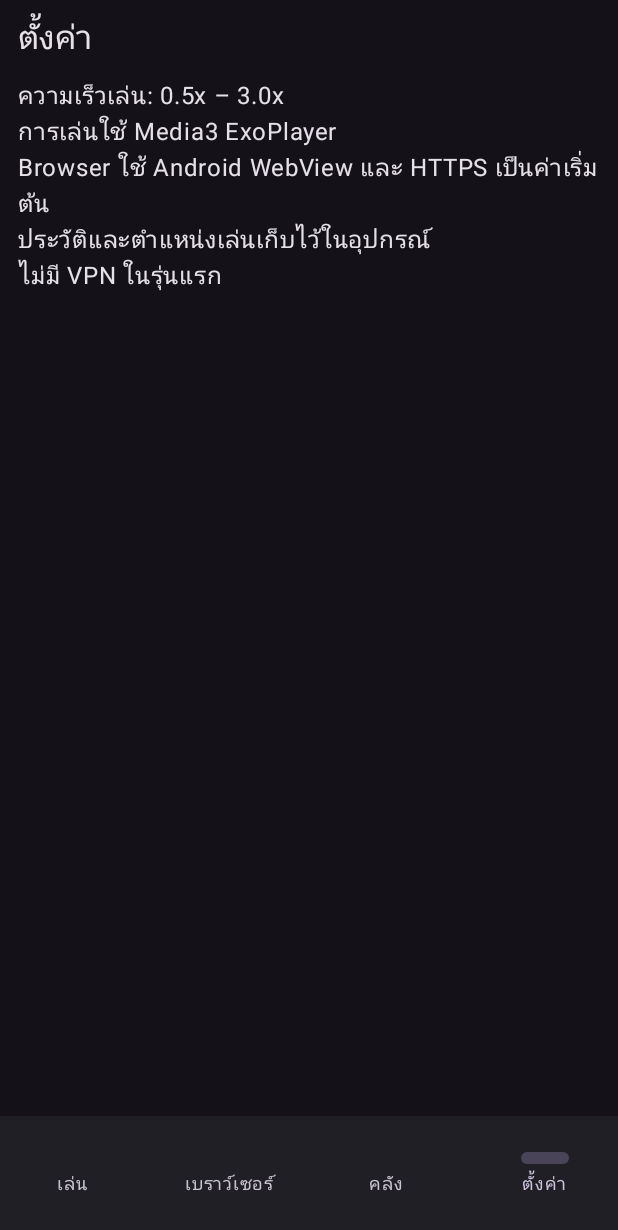
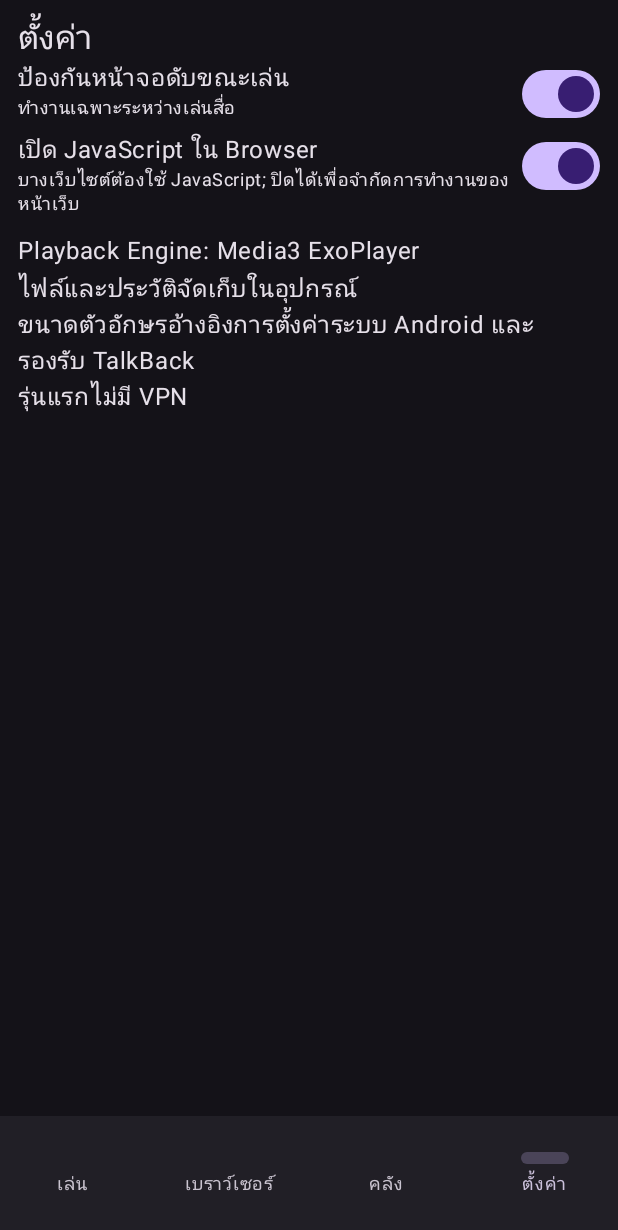
Before and after one commit to preechaphukthaisong65-arch/universal-video-player, an Android app built with Jetpack Compose: the screen it shows after launch (MainActivity), item 4 of the bottom bar chosen, on a phone screen of 412 x 824 dp. Shown: the top 1230 px of the screen. Run offline under Robolectric (Android 15) with nearby library versions, the phone set to English and light mode, and no system bars; our stand-ins replace Room's generated code; 4 statements that could not run were skipped.

Commit message:
feat(settings): persist playback and browser preferences

```diff
--- /dev/null
+++ b/app/src/main/kotlin/com/preechaphukthaisong65/universalvideoplayer/AppSettingsRepository.kt
@@ -0,0 +1,26 @@
+package com.preechaphukthaisong65.universalvideoplayer
+
+import android.content.Context
+
+/** Stores only local playback/browser preferences. No preference is uploaded. */
+class AppSettingsRepository(context: Context) {
+    private val preferences = context.applicationContext
+        .getSharedPreferences("universal-player-settings", Context.MODE_PRIVATE)
+
+    fun keepScreenAwake(): Boolean = preferences.getBoolean(KEY_KEEP_SCREEN_AWAKE, true)
+
+    fun setKeepScreenAwake(enabled: Boolean) {
+        preferences.edit().putBoolean(KEY_KEEP_SCREEN_AWAKE, enabled).apply()
+    }
+
+    fun browserJavaScriptEnabled(): Boolean = preferences.getBoolean(KEY_BROWSER_JAVASCRIPT, true)
+
+    fun setBrowserJavaScriptEnabled(enabled: Boolean) {
+        preferences.edit().putBoolean(KEY_BROWSER_JAVASCRIPT, enabled).apply()
+    }
+
+    private companion object {
+        const val KEY_KEEP_SCREEN_AWAKE = "keep_screen_awake"
+        const val KEY_BROWSER_JAVASCRIPT = "browser_javascript_enabled"
+    }
+}
--- a/app/src/main/kotlin/com/preechaphukthaisong65/universalvideoplayer/MainActivity.kt
+++ b/app/src/main/kotlin/com/preechaphukthaisong65/universalvideoplayer/MainActivity.kt
@@ -9,6 +9,7 @@ import androidx.activity.result.contract.ActivityResultContracts
 import androidx.core.content.IntentCompat
 import androidx.compose.foundation.clickable
 import androidx.compose.foundation.layout.Arrangement
+import androidx.compose.foundation.layout.Box
 import androidx.compose.foundation.layout.Column
 import androidx.compose.foundation.layout.Row
 import androidx.compose.foundation.layout.Spacer
@@ -16,6 +17,7 @@ import androidx.compose.foundation.layout.fillMaxSize
 import androidx.compose.foundation.layout.fillMaxWidth
 import androidx.compose.foundation.layout.height
 import androidx.compose.foundation.layout.padding
+import androidx.compose.foundation.layout.widthIn
 import androidx.compose.foundation.lazy.LazyColumn
 import androidx.compose.foundation.lazy.items
 import androidx.compose.material3.Button
@@ -23,6 +25,7 @@ import androidx.compose.material3.MaterialTheme
 import androidx.compose.material3.NavigationBar
 import androidx.compose.material3.NavigationBarItem
 import androidx.compose.material3.Scaffold
+import androidx.compose.material3.Switch
 import androidx.compose.material3.Text
 import androidx.compose.material3.TextButton
 import androidx.compose.runtime.Composable
@@ -33,6 +36,8 @@ import androidx.compose.runtime.remember
 import androidx.compose.runtime.rememberCoroutineScope
 import androidx.compose.runtime.setValue
 import androidx.compose.ui.Modifier
+import androidx.compose.ui.semantics.contentDescription
+import androidx.compose.ui.semantics.semantics
 import androidx.compose.ui.unit.dp
 import com.preechaphukthaisong65.universalvideoplayer.data.PlaybackHistoryEntity
 import com.preechaphukthaisong65.universalvideoplayer.domain.MediaSource
@@ -48,6 +53,7 @@ import kotlinx.coroutines.launch
 class MainActivity : ComponentActivity() {
     private lateinit var playerManager: PlayerSessionManager
     private lateinit var mediaLibraryRepository: MediaLibraryRepository
+    private lateinit var settingsRepository: AppSettingsRepository
     private val libraryItems = MutableStateFlow<List<MediaSource>>(emptyList())
 
     private val openMedia = registerForActivityResult(ActivityResultContracts.OpenMultipleDocuments()) { uris ->
@@ -81,6 +87,7 @@ class MainActivity : ComponentActivity() {
         super.onCreate(savedInstanceState)
         playerManager = (application as PlayerApplication).playerManager
         mediaLibraryRepository = MediaLibraryRepository(this)
+        settingsRepository = AppSettingsRepository(this)
         handleIncomingIntent(intent)
         getSharedPreferences("media-library", MODE_PRIVATE).getString("selected-tree-uri", null)
             ?.let { saved -> runCatching { Uri.parse(saved) }.getOrNull()?.let(::scanFolder) }
@@ -88,6 +95,8 @@ class MainActivity : ComponentActivity() {
         val app = application as PlayerApplication
         setContent {
             val indexedMedia by libraryItems.collectAsState()
+            var keepScreenAwake by remember { mutableStateOf(settingsRepository.keepScreenAwake()) }
+            var javascriptEnabled by remember { mutableStateOf(settingsRepository.browserJavaScriptEnabled()) }
             UniversalPlayerTheme {
                 var tab by remember { mutableStateOf("เล่น") }
                 Scaffold(
@@ -104,11 +113,12 @@ class MainActivity : ComponentActivity() {
                         }
                     }
                 ) { padding ->
+                    Box(Modifier.fillMaxSize().padding(padding), contentAlignment = androidx.compose.ui.Alignment.TopCenter) {
                     Column(
-                        Modifier.fillMaxSize().padding(padding).padding(horizontal = 12.dp, vertical = 8.dp)
+                        Modifier.fillMaxSize().widthIn(max = 900.dp).padding(horizontal = 12.dp, vertical = 8.dp)
                     ) {
                         when (tab) {
-                            "เบราว์เซอร์" -> BrowserScreen(Modifier.weight(1f))
+                            "เบราว์เซอร์" -> BrowserScreen(Modifier.weight(1f), enableJavaScript = javascriptEnabled)
                             "คลัง" -> LibraryScreen(
                                 app = app,
                                 indexedMedia = indexedMedia,
@@ -129,7 +139,7 @@ class MainActivity : ComponentActivity() {
                                 },
                                 modifier = Modifier.weight(1f)
                             )
-                            "ตั้งค่า" -> SettingsScreen(Modifier.weight(1f))
+                            "ตั้งค่า" -> SettingsScreen(keepScreenAwake, { keepScreenAwake = it; settingsRepository.setKeepScreenAwake(it) }, javascriptEnabled, { javascriptEnabled = it; settingsRepository.setBrowserJavaScriptEnabled(it) }, Modifier.weight(1f))
                             else -> {
                                 Row(
                                     Modifier.fillMaxWidth(),
@@ -147,10 +157,12 @@ class MainActivity : ComponentActivity() {
                                         openSubtitle.launch(
                                             arrayOf("application/x-subrip", "text/vtt", "application/octet-stream")
                                         )
-                                    }
+                                    },
+                                    keepScreenOn = keepScreenAwake
                                 )
                             }
                         }
+                    }
                     }
                 }
             }
@@ -283,15 +295,34 @@ private fun LibraryScreen(
 }
 
 @Composable
-private fun SettingsScreen(modifier: Modifier = Modifier) {
+private fun SettingsScreen(
+    keepScreenAwake: Boolean,
+    onKeepScreenAwakeChange: (Boolean) -> Unit,
+    javascriptEnabled: Boolean,
+    onJavascriptEnabledChange: (Boolean) -> Unit,
+    modifier: Modifier = Modifier
+) {
     Column(modifier.fillMaxSize()) {
         Text("ตั้งค่า", style = MaterialTheme.typography.titleLarge)
+        Row(Modifier.fillMaxWidth(), horizontalArrangement = Arrangement.SpaceBetween) {
+            Column(Modifier.weight(1f)) {
+                Text("ป้องกันหน้าจอดับขณะเล่น")
+                Text("ทำงานเฉพาะระหว่างเล่นสื่อ", style = MaterialTheme.typography.bodySmall)
+            }
+            Switch(checked = keepScreenAwake, onCheckedChange = onKeepScreenAwakeChange, modifier = Modifier.semantics { contentDescription = "ป้องกันหน้าจอดับขณะเล่น" })
+        }
+        Row(Modifier.fillMaxWidth(), horizontalArrangement = Arrangement.SpaceBetween) {
+            Column(Modifier.weight(1f)) {
+                Text("เปิด JavaScript ใน Browser")
+                Text("บางเว็บไซต์ต้องใช้ JavaScript; ปิดได้เพื่อจำกัดการทำงานของหน้าเว็บ", style = MaterialTheme.typography.bodySmall)
+            }
+            Switch(checked = javascriptEnabled, onCheckedChange = onJavascriptEnabledChange, modifier = Modifier.semantics { contentDescription = "เปิด JavaScript ใน Browser" })
+        }
         Spacer(Modifier.height(12.dp))
-        Text("ความเร็วเล่น: 0.5x – 3.0x")
-        Text("การเล่นใช้ Media3 ExoPlayer")
-        Text("Browser ใช้ Android WebView และ HTTPS เป็นค่าเริ่มต้น")
-        Text("ประวัติและตำแหน่งเล่นเก็บไว้ในอุปกรณ์")
-        Text("ไม่มี VPN ในรุ่นแรก")
+        Text("Playback Engine: Media3 ExoPlayer")
+        Text("ไฟล์และประวัติจัดเก็บในอุปกรณ์")
+        Text("ขนาดตัวอักษรอ้างอิงการตั้งค่าระบบ Android และรองรับ TalkBack")
+        Text("รุ่นแรกไม่มี VPN")
     }
 }
 
--- a/player/src/main/kotlin/com/preechaphukthaisong65/universalvideoplayer/player/PlayerScreen.kt
+++ b/player/src/main/kotlin/com/preechaphukthaisong65/universalvideoplayer/player/PlayerScreen.kt
@@ -15,6 +15,7 @@ import androidx.compose.foundation.lazy.itemsIndexed
 import androidx.compose.material3.AlertDialog
 import androidx.compose.material3.Button
 import androidx.compose.material3.Slider
+import androidx.compose.material3.MaterialTheme
 import androidx.compose.material3.Text
 import androidx.compose.material3.TextButton
 import androidx.compose.runtime.Composable
@@ -31,6 +32,7 @@ import androidx.compose.ui.graphics.Color
 import androidx.compose.ui.unit.dp
 import androidx.compose.ui.viewinterop.AndroidView
 import androidx.media3.common.C
+import androidx.media3.common.PlaybackException
 import androidx.media3.common.Player
 import androidx.media3.ui.AspectRatioFrameLayout
 import androidx.media3.ui.PlayerView
@@ -40,7 +42,8 @@ import kotlinx.coroutines.delay
 fun PlayerScreen(
     manager: PlayerSessionManager,
     modifier: Modifier = Modifier,
-    onPickSubtitle: () -> Unit = {}
+    onPickSubtitle: () -> Unit = {},
+    keepScreenOn: Boolean = true
 ) {
     val player = remember(manager) { manager.getOrCreatePlayer() }
     var playing by remember { mutableStateOf(player.isPlaying) }
@@ -52,12 +55,17 @@ fun PlayerScreen(
     var dialog by remember { mutableStateOf("") }
     var trackOptions by remember { mutableStateOf(emptyList<PlayerTrackOption>()) }
     var queueTitles by remember { mutableStateOf(emptyList<String>()) }
+    var playerError by remember { mutableStateOf<String?>(null) }
 
     DisposableEffect(player) {
         val listener = object : Player.Listener {
             override fun onIsPlayingChanged(isPlaying: Boolean) { playing = isPlaying }
             override fun onPlaybackStateChanged(playbackState: Int) {
                 durationMs = player.duration.coerceAtLeast(0L)
+                if (playbackState == Player.STATE_READY) playerError = null
+            }
+            override fun onPlayerError(error: PlaybackException) {
+                playerError = error.message?.take(180) ?: "ไม่สามารถเล่นไฟล์นี้ได้"
             }
             override fun onTracksChanged(tracks: androidx.media3.common.Tracks) {
                 if (dialog == "audio") trackOptions = manager.trackOptions(C.TRACK_TYPE_AUDIO)
@@ -90,13 +98,13 @@ fun PlayerScreen(
                         useController = true
                         setShowBuffering(PlayerView.SHOW_BUFFERING_WHEN_PLAYING)
                         this.resizeMode = resizeMode
-                        keepScreenOn = playing
+                        keepScreenOn = playing && keepScreenOn
                     }
                 },
                 update = { view ->
                     view.player = player
                     view.resizeMode = resizeMode
-                    view.keepScreenOn = playing
+                    view.keepScreenOn = playing && keepScreenOn
                 }
             )
             if (locked) {
@@ -110,6 +118,9 @@ fun PlayerScreen(
             }
         }
 
+        playerError?.let { message ->
+            Text("เกิดข้อผิดพลาด: $message", color = MaterialTheme.colorScheme.error, modifier = Modifier.padding(horizontal = 12.dp))
+        }
         Slider(
             value = if (durationMs > 0L) positionMs.coerceIn(0L, durationMs).toFloat() else 0f,
             onValueChange = { positionMs = it.toLong() },
```
Also changed, not shown: browser/src/main/kotlin/com/preechaphukthaisong65/universalvideoplayer/browser/BrowserScreen.kt (+4 -3 lines).
